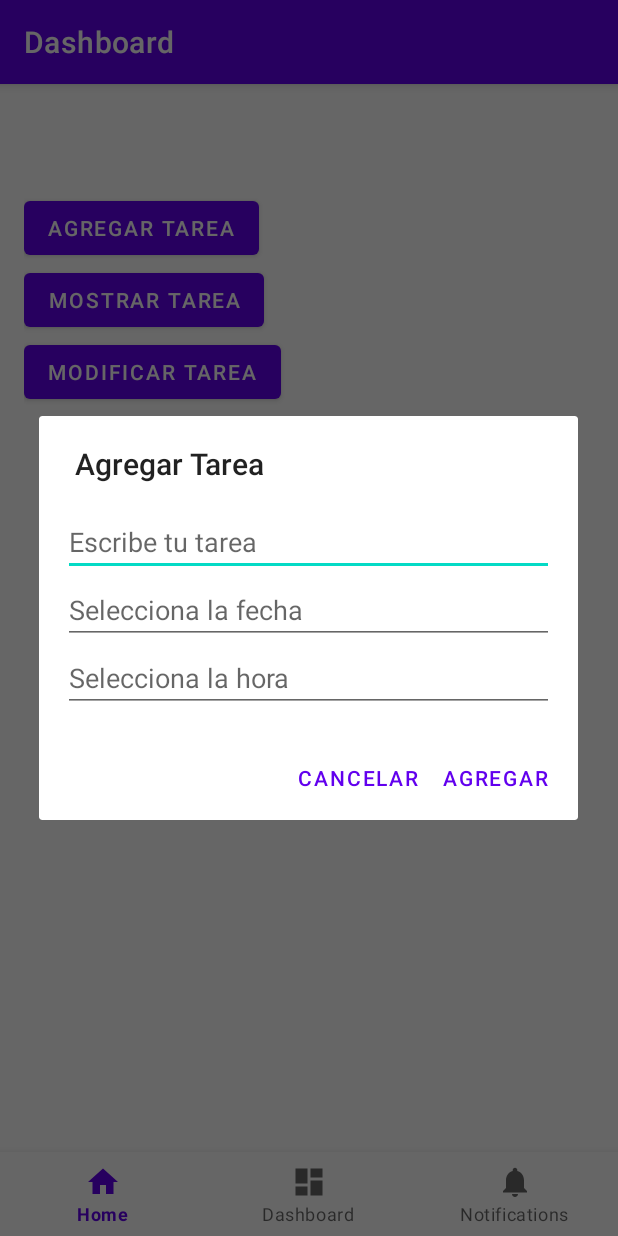
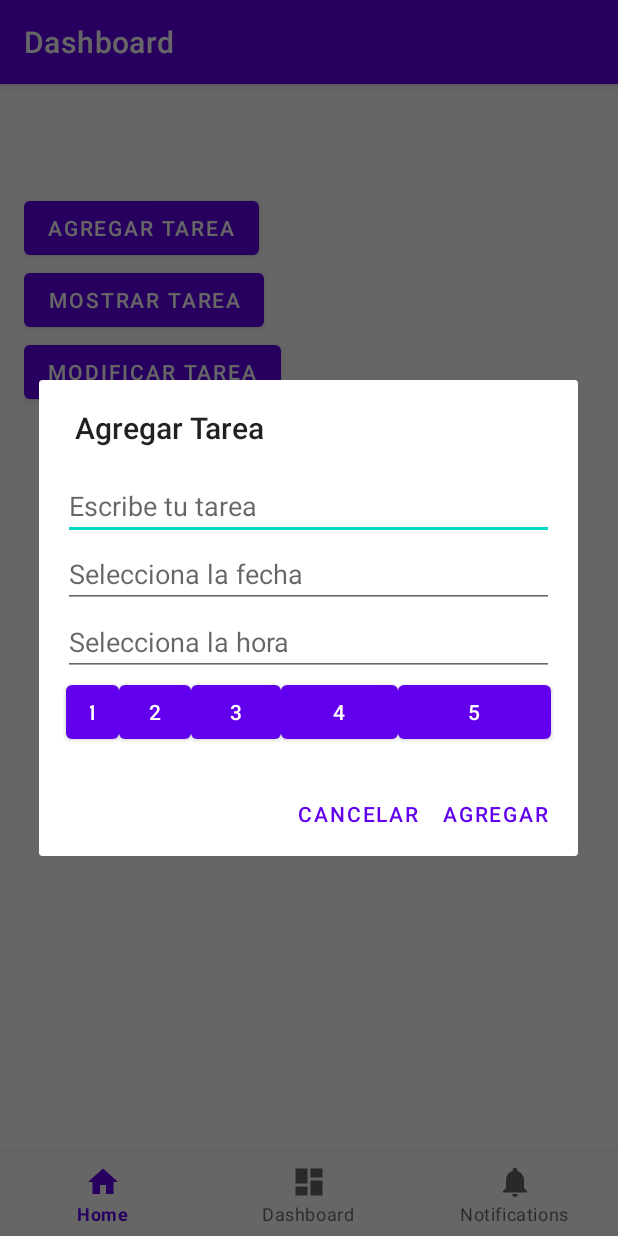
Before and after one commit to rolandramirez491/organiza-tu-vida, an Android app: the DashboardFragment screen opened through its navigation route, after a tap on "AGREGAR TAREA", on a phone screen of 412 x 824 dp. Run offline under Robolectric (Android 15) with nearby library versions, the phone set to English and light mode, and no system bars; our stand-ins replace navigation-ui.

```diff
--- a/app/src/main/java/com/example/organizatuvida/ui/dashboard/DashboardFragment.kt
+++ b/app/src/main/java/com/example/organizatuvida/ui/dashboard/DashboardFragment.kt
@@ -19,8 +19,8 @@ class DashboardFragment : Fragment() {
     private lateinit var sharedPreferences: SharedPreferences
     private lateinit var taskList: MutableList<String>
     private lateinit var taskDetails: MutableList<String>
-
     private lateinit var taskDisplay: LinearLayout
+    private var selectedPriority: Int = 1
 
     override fun onCreateView(
         inflater: LayoutInflater, container: ViewGroup?,
@@ -47,7 +47,7 @@ class DashboardFragment : Fragment() {
         return view
     }
 
-    // Muestra un dialogo para agregar una tarea
+    // Muestra un diálogo para agregar una tarea
     private fun showAddTaskDialog() {
         val view = layoutInflater.inflate(R.layout.dialog_add_task, null)
 
@@ -55,11 +55,25 @@ class DashboardFragment : Fragment() {
         val dateTextInput: EditText = view.findViewById(R.id.dateTextInput)
         val timeTextInput: EditText = view.findViewById(R.id.timeTextInput)
 
-        // Configurar los campos de fecha y hora para mostrar los DatePicker y TimePicker
+        // Configurar los campos de fecha y hora
         dateTextInput.setOnClickListener { openDatePicker(dateTextInput) }
         timeTextInput.setOnClickListener { openTimePicker(timeTextInput) }
 
-        // Crear el AlertDialog con los campos de tarea, fecha y hora
+        // Configurar botones de prioridad
+        val priorityButton1: Button = view.findViewById(R.id.priorityButton1)
+        val priorityButton2: Button = view.findViewById(R.id.priorityButton2)
+        val priorityButton3: Button = view.findViewById(R.id.priorityButton3)
+        val priorityButton4: Button = view.findViewById(R.id.priorityButton4)
+        val priorityButton5: Button = view.findViewById(R.id.priorityButton5)
+
+        // Set listeners for priority buttons
+        priorityButton1.setOnClickListener { selectedPriority = 1 }
+        priorityButton2.setOnClickListener { selectedPriority = 2 }
+        priorityButton3.setOnClickListener { selectedPriority = 3 }
+        priorityButton4.setOnClickListener { selectedPriority = 4 }
+        priorityButton5.setOnClickListener { selectedPriority = 5 }
+
+        // Crear el AlertDialog
         val dialog = AlertDialog.Builder(requireContext())
             .setTitle("Agregar Tarea")
             .setView(view)
@@ -69,7 +83,7 @@ class DashboardFragment : Fragment() {
                 val time = timeTextInput.text.toString()
                 if (task.isNotEmpty() && date.isNotEmpty() && time.isNotEmpty()) {
                     taskList.add(task)
-                    taskDetails.add("Task: $task\nDue Date: $date\nDue Time: $time")
+                    taskDetails.add("Task: $task\nDue Date: $date\nDue Time: $time\nPriority: $selectedPriority")
                     saveTasks()
                 } else {
                     Toast.makeText(requireContext(), "Por favor completa todos los campos", Toast.LENGTH_SHORT).show()
@@ -81,38 +95,32 @@ class DashboardFragment : Fragment() {
         dialog.show()
     }
 
-    // Muestra un dialogo para modificar una tarea
+    // Muestra un diálogo para modificar una tarea
     private fun showModifyTaskDialog() {
         if (taskList.isEmpty()) {
             Toast.makeText(requireContext(), "No hay tareas para modificar", Toast.LENGTH_SHORT).show()
             return
         }
 
-        // Mostrar un dialogo con la lista de tareas para seleccionar una
         val builder = AlertDialog.Builder(requireContext())
         builder.setTitle("Selecciona la tarea a modificar")
 
-        // Mostrar lista de tareas
         builder.setItems(taskList.toTypedArray()) { dialog, which ->
             val selectedTask = taskList[which]
             val details = taskDetails[which].split("\n")
-            val task = details.getOrNull(0)?.removePrefix("Task: ") ?: ""
-            val date = details.getOrNull(1)?.removePrefix("Due Date: ") ?: ""
-            val time = details.getOrNull(2)?.removePrefix("Due Time: ") ?: ""
+            val task = details[0].removePrefix("Task: ")
+            val date = details[1].removePrefix("Due Date: ")
+            val time = details[2].removePrefix("Due Time: ")
+            val priority = details[3].removePrefix("Priority: ").toIntOrNull() ?: 1
 
-            if (task.isNotEmpty() && date.isNotEmpty() && time.isNotEmpty()) {
-                // Llamamos al método para mostrar el dialogo de modificación con la tarea seleccionada
-                showEditTaskDialog(task, date, time, which)
-            } else {
-                Toast.makeText(requireContext(), "La tarea está incompleta, no se puede modificar", Toast.LENGTH_SHORT).show()
-            }
+            showEditTaskDialog(task, date, time, priority, which)
             dialog.dismiss()
         }
         builder.show()
     }
 
-    // Muestra un dialogo para editar una tarea
-    private fun showEditTaskDialog(task: String, date: String, time: String, position: Int) {
+    // Muestra un diálogo para editar una tarea
+    private fun showEditTaskDialog(task: String, date: String, time: String, priority: Int, position: Int) {
         val view = layoutInflater.inflate(R.layout.dialog_add_task, null)
 
         val taskTextInput: EditText = view.findViewById(R.id.taskTextInput)
@@ -124,11 +132,25 @@ class DashboardFragment : Fragment() {
         dateTextInput.setText(date)
         timeTextInput.setText(time)
 
-        // Configurar los campos de fecha y hora para mostrar los DatePicker y TimePicker
+        // Configurar los campos de fecha y hora
         dateTextInput.setOnClickListener { openDatePicker(dateTextInput) }
         timeTextInput.setOnClickListener { openTimePicker(timeTextInput) }
 
-        // Crear el AlertDialog con los campos de tarea, fecha y hora
+        // Configurar botones de prioridad
+        selectedPriority = priority
+        val priorityButtons = listOf(
+            view.findViewById<Button>(R.id.priorityButton1),
+            view.findViewById<Button>(R.id.priorityButton2),
+            view.findViewById<Button>(R.id.priorityButton3),
+            view.findViewById<Button>(R.id.priorityButton4),
+            view.findViewById<Button>(R.id.priorityButton5)
+        )
+
+        priorityButtons.forEachIndexed { index, button ->
+            button.setOnClickListener { selectedPriority = index + 1 }
+        }
+
+        // Crear el AlertDialog
         val dialog = AlertDialog.Builder(requireContext())
             .setTitle("Modificar Tarea")
             .setView(view)
@@ -137,10 +159,9 @@ class DashboardFragment : Fragment() {
                 val updatedDate = dateTextInput.text.toString()
                 val updatedTime = timeTextInput.text.toString()
                 if (updatedTask.isNotEmpty() && updatedDate.isNotEmpty() && updatedTime.isNotEmpty()) {
-                    // Actualizar las listas de tareas
                     taskList[position] = updatedTask
-                    taskDetails[position] = "Task: $updatedTask\nDue Date: $updatedDate\nDue Time: $updatedTime"
-                    saveTasks()  // Guardamos los cambios en SharedPreferences
+                    taskDetails[position] = "Task: $updatedTask\nDue Date: $updatedDate\nDue Time: $updatedTime\nPriority: $selectedPriority"
+                    saveTasks()
                 } else {
                     Toast.makeText(requireContext(), "Por favor completa todos los campos", Toast.LENGTH_SHORT).show()
                 }
@@ -187,23 +208,21 @@ class DashboardFragment : Fragment() {
     }
 
     private fun saveTasks() {
-        val editor = sharedPreferences.edit()
-        // Guardar las tareas y detalles como una lista de cadenas
-        editor.putStringSet("tasks", taskList.toSet())
-        editor.putStringSet("taskDetails", taskDetails.toSet())  // Guardar también los detalles de las tareas
-        editor.apply()
+        val taskSet = taskList.mapIndexed { index, task ->
+            val details = taskDetails[index].split("\n")
+            "$task::${details[1].removePrefix("Due Date: ")}::${details[2].removePrefix("Due Time: ")}::${details[3].removePrefix("Priority: ")}"
+        }.toSet()
+        sharedPreferences.edit().putStringSet("tasks", taskSet).apply()
     }
 
     private fun loadTasks() {
-        val tasks = sharedPreferences.getStringSet("tasks", setOf())
-        val details = sharedPreferences.getStringSet("taskDetails", setOf())
-
-        tasks?.let {
-            taskList.addAll(it)
-        }
-
-        details?.let {
-            taskDetails.addAll(it)
+        val taskSet = sharedPreferences.getStringSet("tasks", emptySet())
+        taskSet?.forEach { entry ->
+            val parts = entry.split("::")
+            if (parts.size == 4) {
+                taskList.add(parts[0])
+                taskDetails.add("Task: ${parts[0]}\nDue Date: ${parts[1]}\nDue Time: ${parts[2]}\nPriority: ${parts[3]}")
+            }
         }
     }
 }
--- a/app/src/main/res/layout/dialog_add_task.xml
+++ b/app/src/main/res/layout/dialog_add_task.xml
@@ -27,4 +27,42 @@
         android:focusable="false"
         android:clickable="true" />
 
+    <!-- Botones de prioridad -->
+    <LinearLayout
+        android:layout_width="match_parent"
+        android:layout_height="wrap_content"
+        android:orientation="horizontal"
+        android:gravity="center">
+
+        <Button
+            android:id="@+id/priorityButton1"
+            android:layout_width="35dp"
+            android:layout_height="wrap_content"
+            android:text="1" />
+
+        <Button
+            android:id="@+id/priorityButton2"
+            android:layout_width="48dp"
+            android:layout_height="wrap_content"
+            android:text="2" />
+
+        <Button
+            android:id="@+id/priorityButton3"
+            android:layout_width="60dp"
+            android:layout_height="wrap_content"
+            android:text="3" />
+
+        <Button
+            android:id="@+id/priorityButton4"
+            android:layout_width="78dp"
+            android:layout_height="wrap_content"
+            android:text="4" />
+
+        <Button
+            android:id="@+id/priorityButton5"
+            android:layout_width="102dp"
+            android:layout_height="match_parent"
+            android:text="5" />
+    </LinearLayout>
+
 </LinearLayout>
```
Also changed, not shown: app/src/main/res/layout/fragment_dashboard.xml (line endings or trailing spaces).
